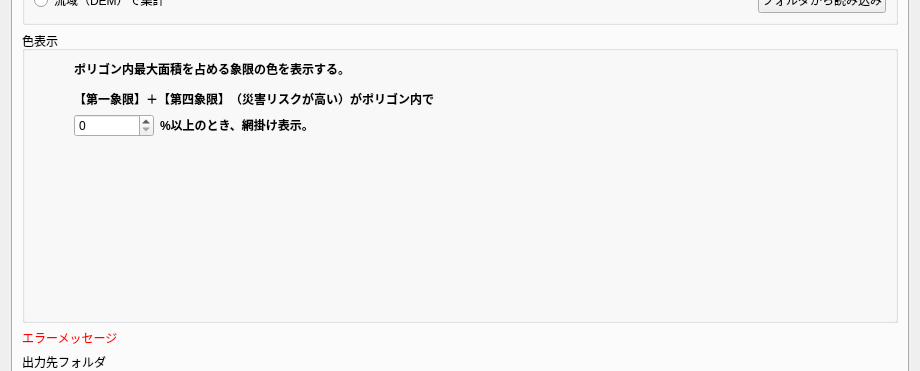
raw-slnc/morizon_next, file forest_zoning_main_dialog.ui: the form before one commit; both pictures show x 0 to 920 and y 178 to 549 of the 920 by 630 pixel window.
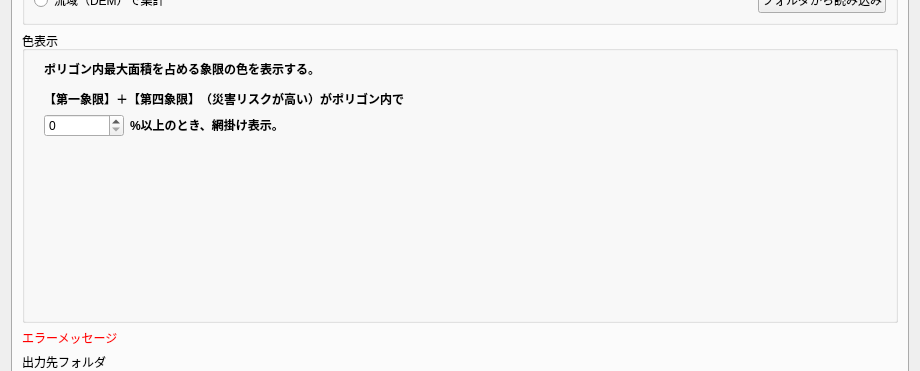
The form after the commit. The open tabs and pages were chosen to show the change. Icons and pictures are not drawn. Custom widgets are drawn as their Qt base class.

What changed in the file:
```diff
--- a/forest_zoning_main_dialog.ui
+++ b/forest_zoning_main_dialog.ui
@@ -1616,7 +1616,7 @@
            </property>
            <property name="sizeHint" stdset="0">
             <size>
-             <width>40</width>
+             <width>10</width>
              <height>20</height>
             </size>
            </property>
@@ -1681,9 +1681,12 @@
            <property name="orientation">
             <enum>Qt::Horizontal</enum>
            </property>
+           <property name="sizeType">
+            <enum>QSizePolicy::Fixed</enum>
+           </property>
            <property name="sizeHint" stdset="0">
             <size>
-             <width>40</width>
+             <width>0</width>
              <height>20</height>
             </size>
            </property>
@@ -1699,7 +1702,7 @@
            </property>
            <property name="maximumSize">
             <size>
-              <width>300</width>
+              <width>506</width>
               <height>300</height>
             </size>
            </property>
```
Left out of the diff: 2 changed lines with no effect on the pictures.
